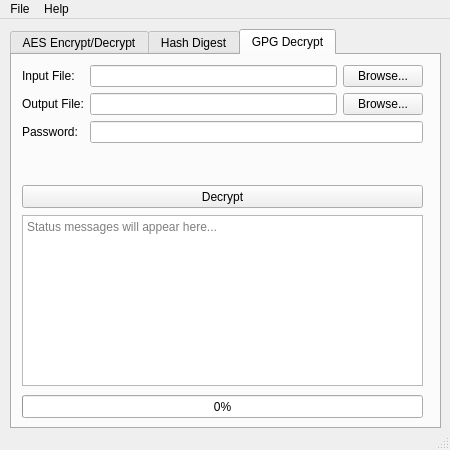
Qt form src/mainwindow.ui (masato-ro/macrypto) before a commit.
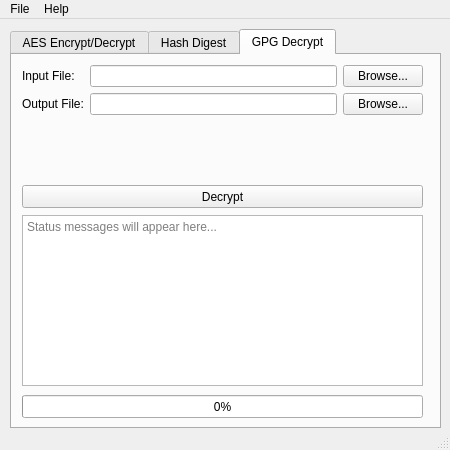
The same form after that commit. The open tabs and pages were chosen to show the change.

Commit message:
Update README.md and improve main window UI and main.cpp
- Refine README.md with correct CLI usage and company info
- Adjust mainwindow.cpp and mainwindow.ui for GPG pinentry integration
- Modify main.cpp for improved GPG decrypt logic and version display
- Update VSCode config files for better C++ environment setup

What changed in the file:
```diff
--- a/src/mainwindow.ui
+++ b/src/mainwindow.ui
@@ -417,7 +417,7 @@
         <x>10</x>
         <y>10</y>
         <width>401</width>
-        <height>91</height>
+        <height>71</height>
        </rect>
       </property>
       <layout class="QFormLayout" name="formLayout_2">
@@ -467,20 +467,6 @@
          </item>
         </layout>
        </item>
-       <item row="2" column="0">
-        <widget class="QLabel" name="label_password_2">
-         <property name="text">
-          <string>Password:</string>
-         </property>
-        </widget>
-       </item>
-       <item row="2" column="1">
-        <widget class="QLineEdit" name="lineEditGPG_password">
-         <property name="echoMode">
-          <enum>QLineEdit::EchoMode::Password</enum>
-         </property>
-        </widget>
-       </item>
       </layout>
      </widget>
     </widget>
```
Left out of the diff: 2 changed lines with no effect on the pictures. The commit also changes 5 other files.
